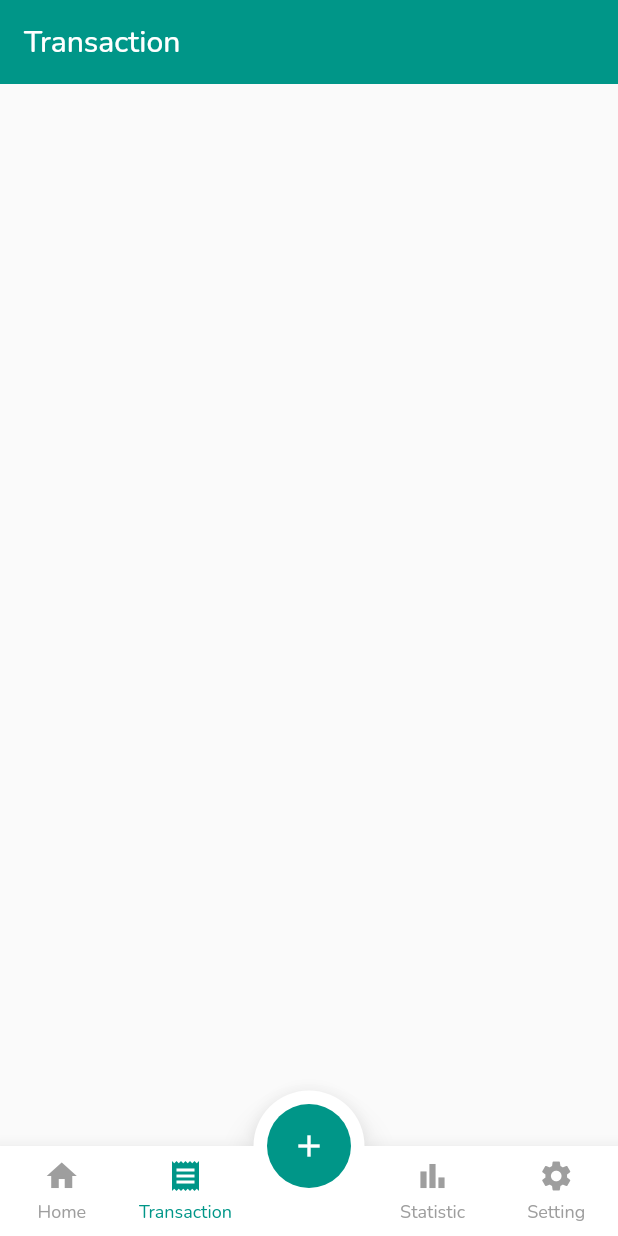
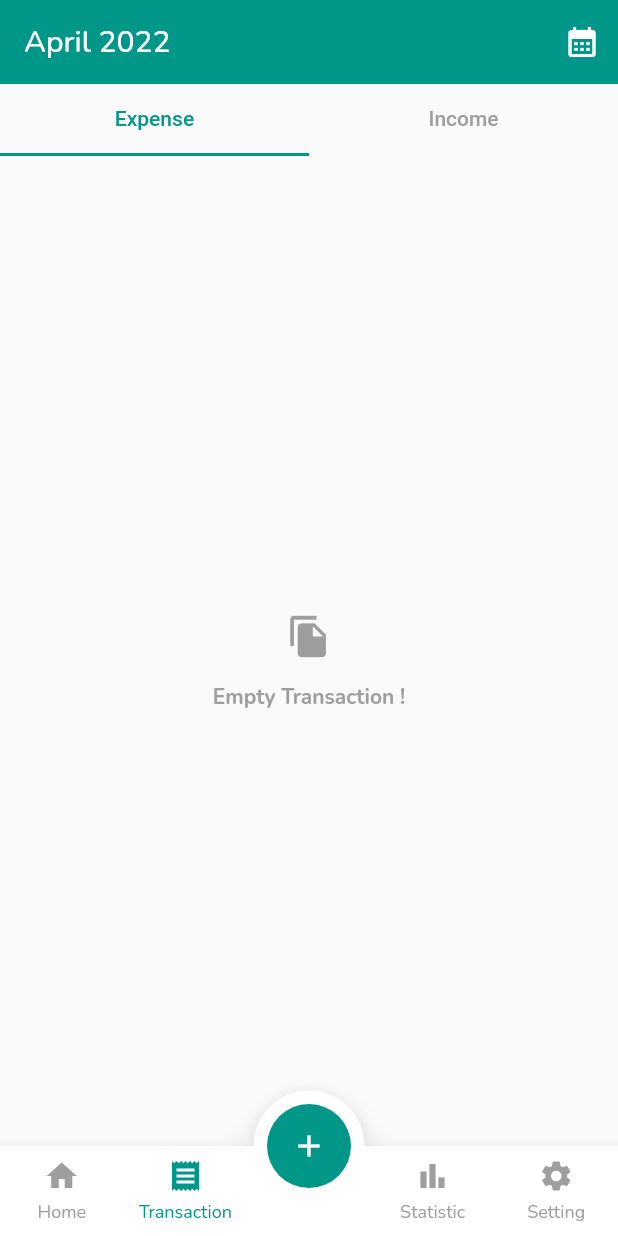
Before and after one commit to ardmgtm/bit_finance, a Flutter app: the screen it shows after launch, item 2 of the bottom bar chosen, on a phone screen of 412 x 824 dp. Run offline on Flutter 3.47's test engine with Material 2 defaults, Android fonts, the phone set to English and light mode, and no system bars; our stand-ins replace currency_text_input_formatter, dartz, freezed_annotation, get, get_it, google_fonts and 2 more; accounts and stored records are empty.

Commit message:
create transaction view screen

```diff
--- a/lib/application/controller/get_transaction_controller.dart
+++ b/lib/application/controller/get_transaction_controller.dart
@@ -39,6 +39,7 @@ class GetTransactionController extends GetxController {
         income.value = items
             .where((trx) => trx.type == 1)
             .fold(0, (sum, trx) => sum + trx.nominal);
+        transactions.value = items;
         balance.value = income.value - expense.value;
       },
       (failure) => _error(),
--- a/lib/presentation/page/screen/transaction_screen.dart
+++ b/lib/presentation/page/screen/transaction_screen.dart
@@ -1,15 +1,71 @@
 import 'package:flutter/material.dart';
+import 'package:get/get.dart';
 
-class TransactionScreen extends StatelessWidget {
+import '../../../application/controller/get_transaction_controller.dart';
+import '../../../injection.dart';
+import '../../widget/widget.dart';
+
+class TransactionScreen extends StatefulWidget {
   const TransactionScreen({Key? key}) : super(key: key);
 
   @override
+  State<TransactionScreen> createState() => _TransactionScreenState();
+}
+
+class _TransactionScreenState extends State<TransactionScreen>
+    with TickerProviderStateMixin {
+  @override
   Widget build(BuildContext context) {
+    TabController _tabController = TabController(length: 2, vsync: this);
+    final c = Get.put(getIt<GetTransactionController>());
+    c.getMonthlyTransaction(DateTime.now().month - 1, DateTime.now().year);
+
     return Column(
+      crossAxisAlignment: CrossAxisAlignment.end,
       children: [
         AppBar(
-          title: const Text('Transaction'),
+          title: const Text('April 2022'),
           elevation: 0,
+          actions: [
+            IconButton(
+              onPressed: () {},
+              icon: const Icon(Icons.calendar_month),
+            ),
+          ],
+        ),
+        TabBar(
+          controller: _tabController,
+          labelColor: Theme.of(context).colorScheme.primary,
+          unselectedLabelColor: Colors.grey,
+          tabs: [
+            Tab(
+              text: "Expense",
+            ),
+            Tab(
+              text: "Income",
+            ),
+          ],
+        ),
+        Expanded(
+          child: TabBarView(
+            controller: _tabController,
+            children: [
+              Obx(() {
+                return c.isLoading.isTrue
+                    ? const LoadingWidget()
+                    : c.isEmpty
+                        ? const EmptyTransactionWidget()
+                        : ListView.builder(
+                            padding: const EdgeInsets.only(bottom: 50),
+                            itemCount: c.transactions.length,
+                            itemBuilder: (context, index) => TransactionCard(
+                              transaction: c.transactions[index],
+                            ),
+                          );
+              }),
+              Icon(Icons.ac_unit),
+            ],
+          ),
         ),
       ],
     );
--- /dev/null
+++ b/lib/presentation/widget/empty_transaction_widget.dart
@@ -0,0 +1,33 @@
+import 'package:flutter/material.dart';
+
+class EmptyTransactionWidget extends StatelessWidget {
+  const EmptyTransactionWidget({
+    Key? key,
+  }) : super(key: key);
+
+  @override
+  Widget build(BuildContext context) {
+    return Center(
+      child: Column(
+        mainAxisAlignment: MainAxisAlignment.center,
+        children: const [
+          Padding(
+            padding: EdgeInsets.all(16),
+            child: Icon(
+              Icons.file_copy,
+              color: Colors.grey,
+              size: 30,
+            ),
+          ),
+          Text(
+            "Empty Transaction !",
+            style: TextStyle(
+              color: Colors.grey,
+              fontWeight: FontWeight.bold,
+            ),
+          ),
+        ],
+      ),
+    );
+  }
+}
--- a/lib/presentation/widget/widget.dart
+++ b/lib/presentation/widget/widget.dart
@@ -1,5 +1,7 @@
 export 'category_selector.dart';
 export 'custom_bottom_nav_bar.dart';
 export 'date_selector.dart';
+export 'empty_transaction_widget.dart';
+export 'loading_widget.dart';
 export 'time_selector.dart';
 export 'transaction_card.dart';
```
Also changed, not shown: lib/presentation/page/screen/home_screen.dart (+10 -36 lines), lib/presentation/widget/loading_widget.dart (added, +14 -0 lines), lib/presentation/widget/transaction_card.dart (+6 -5 lines).
